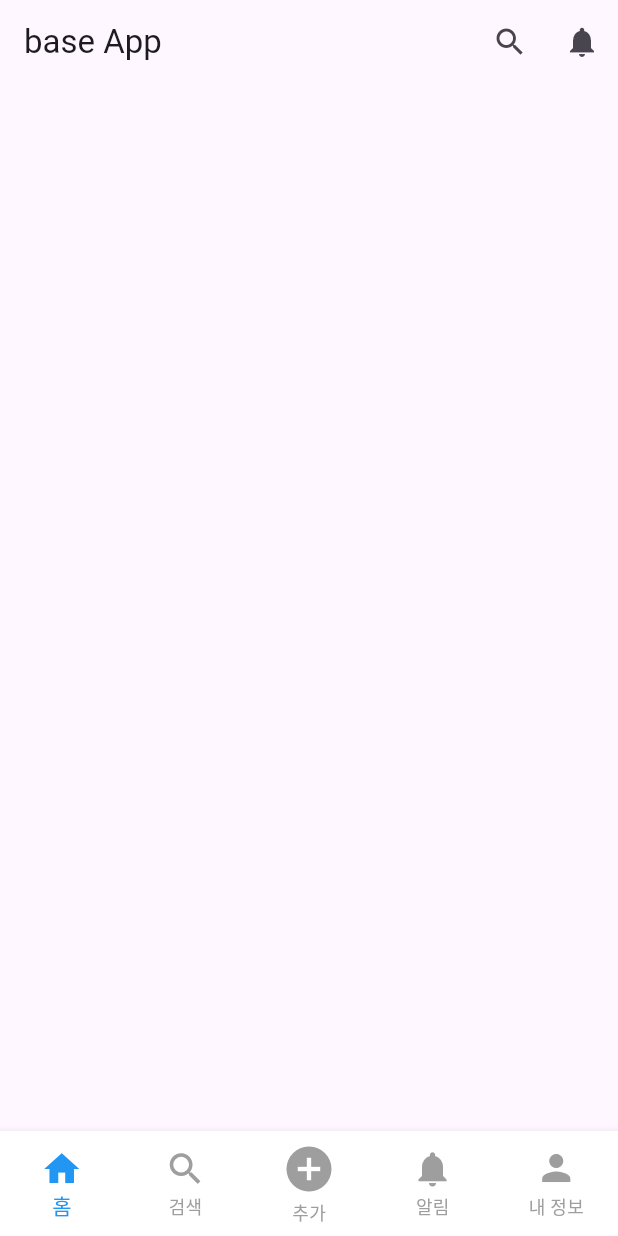
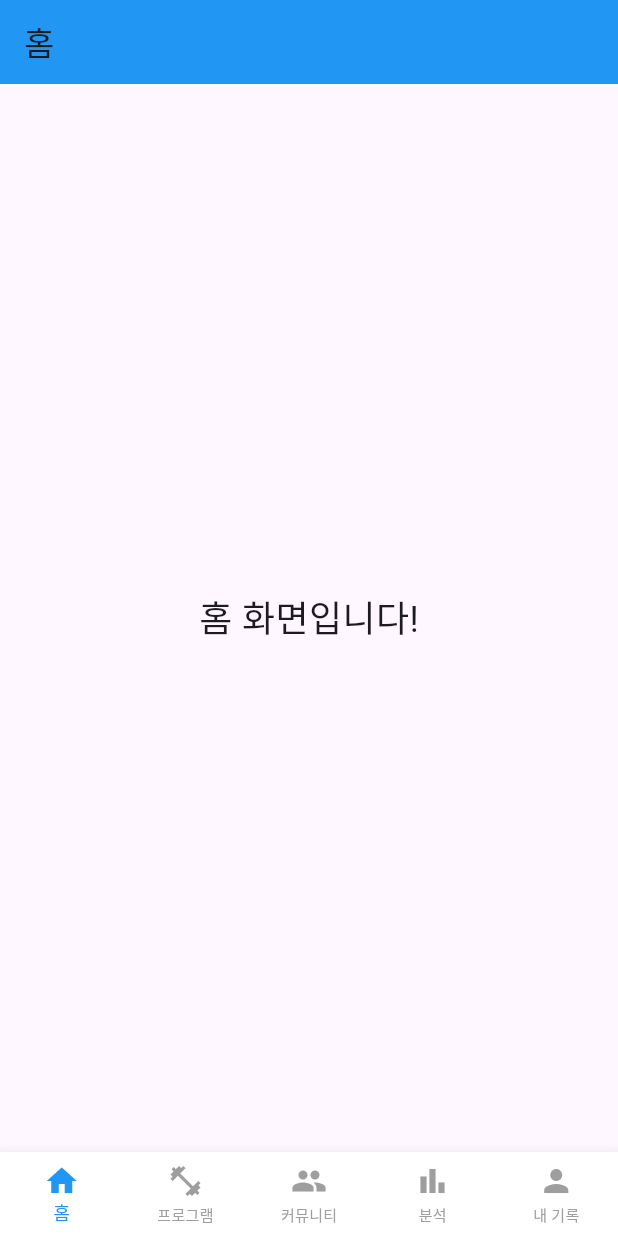
Before and after one commit to dev-cmj/first-flutter, a Flutter app: the screen it shows after launch, on a phone screen of 412 x 824 dp. Run offline on Flutter 3.47's test engine with Material 3 defaults, Android fonts, the phone set to English and light mode, and no system bars.

Commit message:
bottomNavigationBar 만들기

```diff
--- a/lib/main.dart
+++ b/lib/main.dart
@@ -1,4 +1,8 @@
+import 'package:first/screens/home/home_screen.dart';
+import 'package:first/widget/layout/main_layout.dart';
 import 'package:flutter/material.dart';
+import 'routes/app_routes.dart';
+import 'routes/app_pages.dart';
 
 void main() {
   runApp(const MyApp());
@@ -10,61 +14,8 @@ class MyApp extends StatelessWidget {
   @override
   Widget build(BuildContext context) {
     return MaterialApp(
-      home: Scaffold(
-        appBar: AppBar(
-          title: const Text('base App'),
-          actions: [
-            IconButton(
-              icon: const Icon(Icons.search),
-              onPressed: () {},
-            ),
-            IconButton(
-              icon: const Icon(Icons.notifications),
-              onPressed: () {},
-            ),
-          ],
-        ),
-        body: Container(),
-        bottomNavigationBar: BottomNavigationBar(
-          backgroundColor: Colors.white, // 배경색 설정
-          type: BottomNavigationBarType.fixed, // 아이템 수가 많을 경우 사용
-          selectedItemColor: Colors.blue, // 선택된 아이템 색상
-          unselectedItemColor: Colors.grey, // 선택되지 않은 아이템 색상
-          selectedFontSize: 14, // 선택된 아이템 폰트 크기
-          unselectedFontSize: 12, // 선택되지 않은 아이템 폰트 크기
-          iconSize: 28, // 아이콘 크기
-          showSelectedLabels: true, // 선택된 아이템 레이블 표시 여부
-          showUnselectedLabels: true, // 선택되지 않은 아이템 레이블 표시 여부
-          elevation: 5, // 그림자 효과
-          items: const [
-            BottomNavigationBarItem(
-              icon: Icon(Icons.home),
-              label: '홈',
-            ),
-            BottomNavigationBarItem(
-              icon: Icon(Icons.search),
-              label: '검색',
-            ),
-            BottomNavigationBarItem(
-              icon: Icon(Icons.add_circle, size: 36), // 특정 아이콘 크기 변경
-              label: '추가',
-            ),
-            BottomNavigationBarItem(
-              icon: Icon(Icons.notifications),
-              label: '알림',
-            ),
-            BottomNavigationBarItem(
-              icon: Icon(Icons.person),
-              label: '내 정보',
-            ),
-          ],
-          currentIndex: 0, // 현재 선택된 인덱스 (이 값은 상태로 관리해야 함)
-          onTap: (int index) {
-            // 선택된 아이템의 인덱스를 처리하는 로직
-            print("선택된 인덱스: $index");
-          },
-        ),
-      ),
+      debugShowCheckedModeBanner: false,
+      home: const MainLayout(), // 초기 화면
     );
   }
 }
--- /dev/null
+++ b/lib/screens/home/home_screen.dart
@@ -0,0 +1,15 @@
+import 'package:flutter/material.dart';
+
+class HomeScreen extends StatelessWidget {
+  const HomeScreen({super.key});
+
+  @override
+  Widget build(BuildContext context) {
+    return const Center(
+      child: Text(
+        '홈 화면입니다!',
+        style: TextStyle(fontSize: 24),
+      ),
+    );
+  }
+}
--- /dev/null
+++ b/lib/widget/layout/main_layout.dart
@@ -0,0 +1,74 @@
+import 'package:flutter/material.dart';
+import '../../screens/analysis/analysis_screen.dart';
+import '../../screens/community/community_screen.dart';
+import '../../screens/home/home_screen.dart';
+import '../../screens/profile/profile_screen.dart';
+import '../../screens/program/program_screen.dart';
+
+class MainLayout extends StatefulWidget {
+  const MainLayout({super.key});
+
+  @override
+  State<MainLayout> createState() => _MainLayoutState();
+}
+
+class _MainLayoutState extends State<MainLayout> {
+  int _currentIndex = 0;
+
+  final PageController _pageController = PageController();
+
+  void _onItemTapped(int index) {
+    setState(() {
+      _currentIndex = index;
+    });
+    _pageController.animateToPage(
+      index,
+      duration: const Duration(milliseconds: 300),
+      curve: Curves.easeInOut,
+    );
+  }
+
+  @override
+  Widget build(BuildContext context) {
+    return Scaffold(
+      appBar: AppBar(
+        title: Text(['홈', '프로그램', '커뮤니티', '분석', '내 기록'][_currentIndex]),
+        backgroundColor: Colors.blue,
+      ),
+      body: PageView(
+        controller: _pageController,
+        onPageChanged: (index) {
+          setState(() {
+            _currentIndex = index; // 스와이프 시 현재 인덱스 업데이트
+          });
+        },
+        children: const [
+          HomeScreen(),
+          ProgramScreen(),
+          CommunityScreen(),
+          AnalysisScreen(),
+          ProfileScreen(),
+        ],
+      ),
+      bottomNavigationBar: BottomNavigationBar(
+        currentIndex: _currentIndex,
+        onTap: _onItemTapped,
+        type: BottomNavigationBarType.fixed,
+        backgroundColor: Colors.white,
+        selectedItemColor: Colors.blue,
+        unselectedItemColor: Colors.grey,
+        selectedFontSize: 12,
+        unselectedFontSize: 10,
+        showSelectedLabels: true,
+        showUnselectedLabels: true,
+        items: const [
+          BottomNavigationBarItem(icon: Icon(Icons.home), label: '홈'),
+          BottomNavigationBarItem(icon: Icon(Icons.fitness_center), label: '프로그램'),
+          BottomNavigationBarItem(icon: Icon(Icons.people), label: '커뮤니티'),
+          BottomNavigationBarItem(icon: Icon(Icons.bar_chart), label: '분석'),
+          BottomNavigationBarItem(icon: Icon(Icons.person), label: '내 기록'),
+        ],
+      ),
+    );
+  }
+}
```
Also changed, not shown: lib/routes/app_pages.dart (added, +36 -0 lines), lib/routes/app_routes.dart (added, +7 -0 lines), lib/screens/analysis/analysis_screen.dart (added, +15 -0 lines), lib/screens/community/community_screen.dart (added, +15 -0 lines), lib/screens/profile/profile_screen.dart (added, +15 -0 lines), lib/screens/program/program_screen.dart (added, +15 -0 lines).
